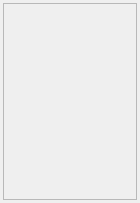
Before: the Qt Designer form app/ui/tooloptions.ui in pencil2d/pencil, drawn with Qt 5.
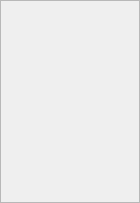
After: the same form once the commit is applied.

Diff of the .ui file:
```diff
--- a/app/ui/tooloptions.ui
+++ b/app/ui/tooloptions.ui
@@ -21,16 +21,16 @@
   </property>
   <layout class="QVBoxLayout" name="verticalLayout">
    <property name="leftMargin">
-    <number>3</number>
+    <number>0</number>
    </property>
    <property name="topMargin">
-    <number>3</number>
+    <number>0</number>
    </property>
    <property name="rightMargin">
-    <number>3</number>
+    <number>0</number>
    </property>
    <property name="bottomMargin">
-    <number>3</number>
+    <number>0</number>
    </property>
    <item>
     <widget class="QScrollArea" name="scrollArea">
@@ -42,22 +42,28 @@
        <rect>
         <x>0</x>
         <y>0</y>
-        <width>132</width>
-        <height>195</height>
+        <width>138</width>
+        <height>201</height>
        </rect>
       </property>
+      <property name="sizePolicy">
+       <sizepolicy hsizetype="Expanding" vsizetype="Expanding">
+        <horstretch>0</horstretch>
+        <verstretch>0</verstretch>
+       </sizepolicy>
+      </property>
       <layout class="QVBoxLayout" name="verticalLayout_3">
        <property name="leftMargin">
-        <number>0</number>
+        <number>3</number>
        </property>
        <property name="topMargin">
-        <number>0</number>
+        <number>3</number>
        </property>
        <property name="rightMargin">
         <number>3</number>
        </property>
        <property name="bottomMargin">
-        <number>0</number>
+        <number>3</number>
        </property>
       </layout>
      </widget>
```
